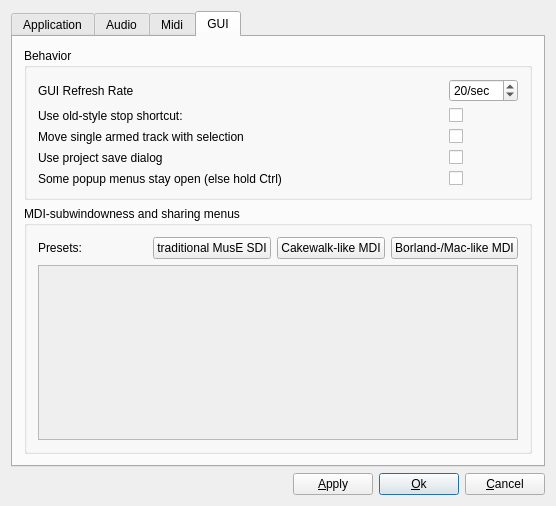
First picture: the form in muse2/muse/widgets/gensetbase.ui, repository emrum/muse, before the edit.
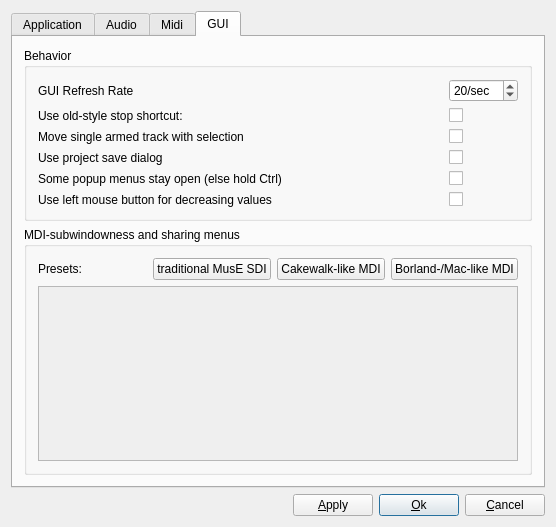
Second picture: the form after the edit. The open tabs and pages were chosen to show the change.

Commit message: made muse more usable without middle mouse button

What changed in the file:
```diff
--- a/muse2/muse/widgets/gensetbase.ui
+++ b/muse2/muse/widgets/gensetbase.ui
@@ -7,7 +7,7 @@
     <x>0</x>
     <y>0</y>
     <width>556</width>
-    <height>506</height>
+    <height>527</height>
    </rect>
   </property>
   <property name="windowTitle">
@@ -1345,12 +1345,44 @@
           </item>
           <item row="4" column="1">
            <widget class="QCheckBox" name="popsDefStayOpenCheckBox">
+            <property name="sizePolicy">
+             <sizepolicy hsizetype="Fixed" vsizetype="Fixed">
+              <horstretch>0</horstretch>
+              <verstretch>0</verstretch>
+             </sizepolicy>
+            </property>
             <property name="toolTip">
              <string>Allows some popup menus to stay open.
 Otherwise, hold Ctrl to keep them open.</string>
             </property>
             <property name="text">
-             <string/>
+             <string notr="true"/>
+            </property>
+           </widget>
+          </item>
+          <item row="5" column="0">
+           <widget class="QLabel" name="label_2">
+            <property name="toolTip">
+             <string>In some areas, the middle mouse button decreases
+values, while the right button increases. Users without a
+middle mouse button can select this option to make the
+left button behave like the middle button in such areas.</string>
+            </property>
+            <property name="text">
+             <string>Use left mouse button for decreasing values</string>
+            </property>
+           </widget>
+          </item>
+          <item row="5" column="1">
+           <widget class="QCheckBox" name="lmbDecreasesCheckBox">
+            <property name="sizePolicy">
+             <sizepolicy hsizetype="Fixed" vsizetype="Fixed">
+              <horstretch>0</horstretch>
+              <verstretch>0</verstretch>
+             </sizepolicy>
+            </property>
+            <property name="text">
+             <string notr="true"/>
             </property>
            </widget>
           </item>
@@ -1409,7 +1441,7 @@
                <x>0</x>
                <y>0</y>
                <width>482</width>
-               <height>168</height>
+               <height>166</height>
               </rect>
              </property>
              <layout class="QHBoxLayout" name="horizontalLayout_3">
```
The commit also changes 9 other files.
